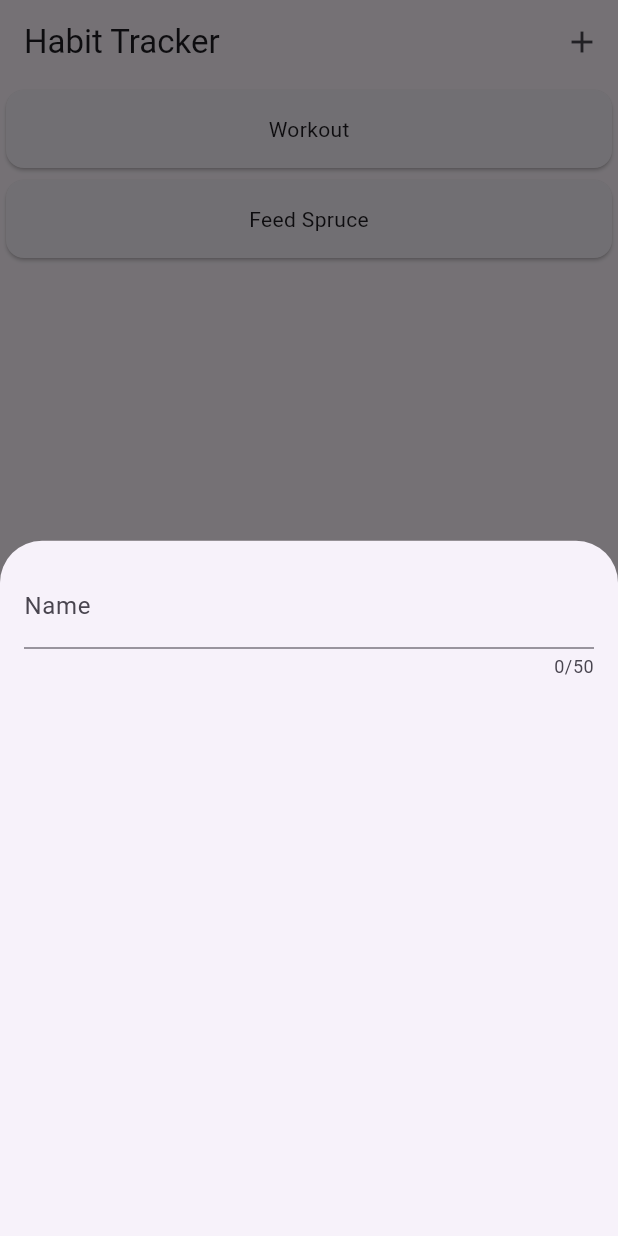
After one commit to denysboitsov/habit-tracker, a Flutter app: the screen it shows after launch, after a tap on the "add" icon, on a phone screen of 412 x 824 dp. The commit adds this screen. Run offline on Flutter 3.47's test engine with Material 3 defaults, Android fonts, the phone set to English and light mode, and no system bars.

Commit message:
add new habit overlay

```diff
--- a/lib/widgets/habit_tracker.dart
+++ b/lib/widgets/habit_tracker.dart
@@ -1,6 +1,7 @@
 import 'package:flutter/material.dart';
 import 'package:habit_tracker/models/habit.dart';
 import 'package:habit_tracker/widgets/habits_list/habits_list.dart';
+import 'package:habit_tracker/widgets/new_habit/new_habit.dart';
 
 class HabitTracker extends StatefulWidget {
   const HabitTracker({super.key});
@@ -12,6 +13,13 @@ class HabitTracker extends StatefulWidget {
 }
 
 class _HabitTrackerState extends State<HabitTracker> {
+
+  void _openAddHabitOverlay() {
+    showModalBottomSheet(
+      context: context,
+      builder: (ctx) => NewHabit(),
+    );
+  }
 
   final List<Habit> _registeredHabits = [
     Habit(
@@ -27,6 +35,9 @@ class _HabitTrackerState extends State<HabitTracker> {
     return Scaffold(
       appBar: AppBar(
         title: Text('Habit Tracker'),
+        actions: [
+          IconButton(onPressed: _openAddHabitOverlay, icon: Icon(Icons.add)),
+        ],
       ),
       body: Column(
         children: [
--- /dev/null
+++ b/lib/widgets/new_habit/new_habit.dart
@@ -0,0 +1,39 @@
+import 'package:habit_tracker/models/habit.dart';
+import 'package:flutter/material.dart';
+
+class NewHabit extends StatefulWidget {
+  const NewHabit({super.key});
+
+  @override
+  State<StatefulWidget> createState() {
+    return _NewHabitState();
+  }
+}
+
+class _NewHabitState extends State<NewHabit> {
+  final _nameController = TextEditingController();
+
+  @override
+  void dispose() {
+    _nameController.dispose();
+    super.dispose();
+  }
+
+  @override
+  Widget build(BuildContext context) {
+    return Padding(
+        padding: EdgeInsets.all(16),
+        child: Column(
+          children: [
+            TextField(
+              controller: _nameController,
+              maxLength: 50,
+              //keyboardType: TextInputType.text,
+              decoration: InputDecoration(
+                label: Text("Name"),
+              ),
+            ),
+          ],
+        ));
+  }
+}
```
